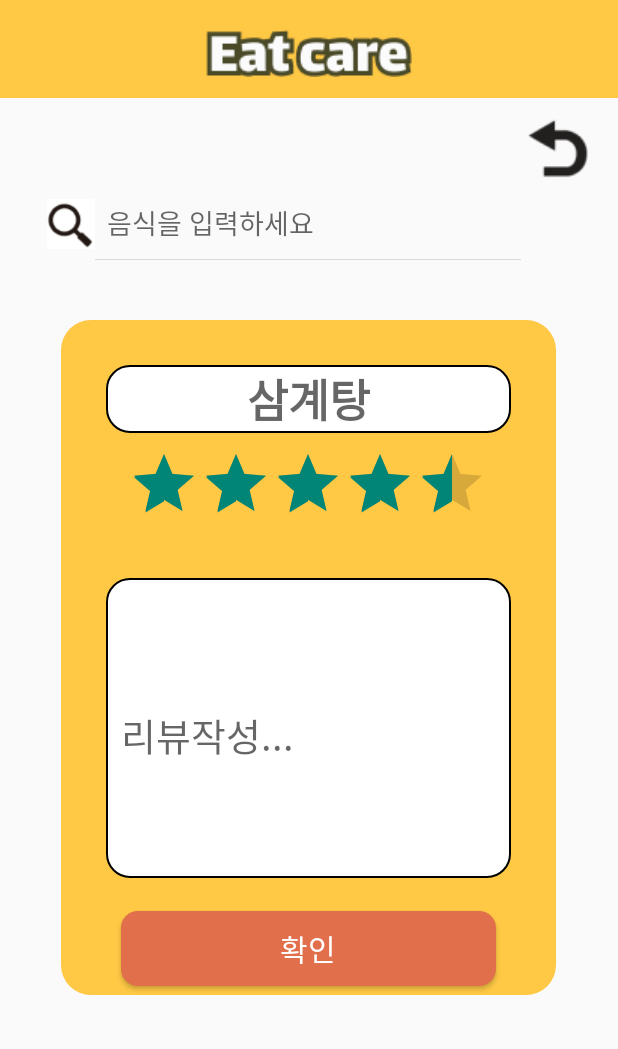
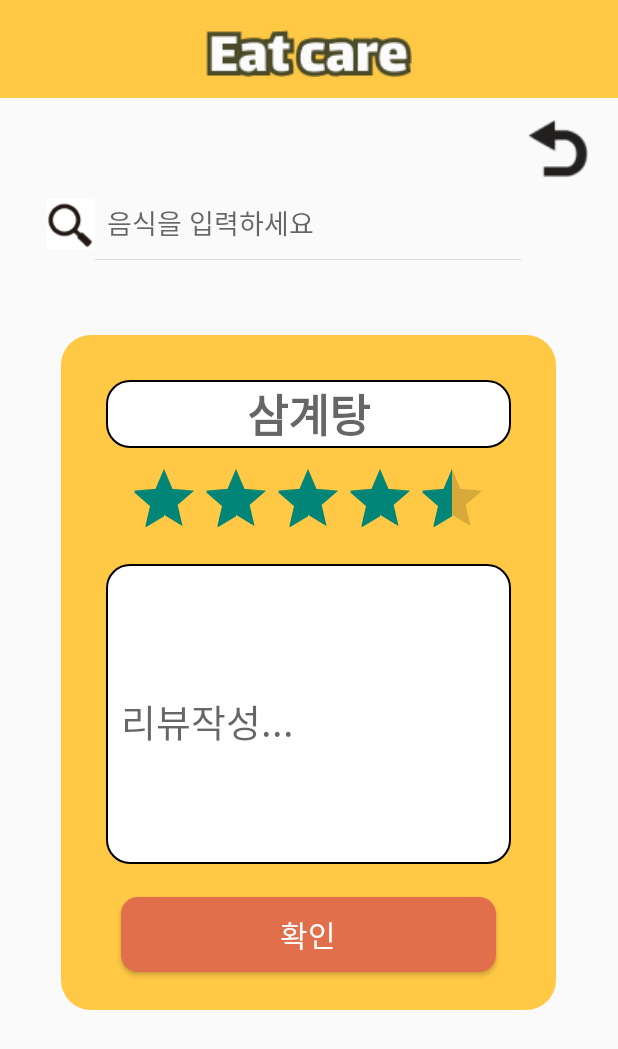
Before and after one commit to mirimSunwoo/Hyojason_Project, an Android app: the ReviewAddActivity screen opened directly, with no data from a screen before it, on a phone screen of 412 x 824 dp. Shown: the top 1049 px of the screen. Run offline under Robolectric (Android 15) with nearby library versions, the phone set to English and light mode, and no system bars.

Commit message:
reviewTB error고침(DatabaseInspector 항상켜두기 기능 선택)

```diff
--- a/app/src/main/java/kr/hs/emirim/sunw2311/hyojason_project/ReviewAddActivity.java
+++ b/app/src/main/java/kr/hs/emirim/sunw2311/hyojason_project/ReviewAddActivity.java
@@ -24,8 +24,7 @@ public class ReviewAddActivity extends AppCompatActivity {
     Button btnConfirm;
     EditText Name, Info;
     private RatingBar ratingBar;
-    private TextView Star;
-    float r_rating;
+    Float Star;
 
     @Override
     protected void onCreate(Bundle savedInstanceState) {
@@ -41,13 +40,11 @@ public class ReviewAddActivity extends AppCompatActivity {
         Info = findViewById(R.id.EditText_reviewInfo);
 
         ratingBar = findViewById(R.id.review_ratingBar);
-        Star=findViewById(R.id.review_textview);
 
         ratingBar.setOnRatingBarChangeListener(new RatingBar.OnRatingBarChangeListener() {
             @Override
             public void onRatingChanged(RatingBar ratingBar, float rating, boolean fromUser) {
-                Star.setText(""+rating);
-                r_rating = rating;
+                Star = rating;
             }
         });
         dbHelper = new MyDBHelper(this);
@@ -58,7 +55,7 @@ public class ReviewAddActivity extends AppCompatActivity {
                 db = dbHelper.getWritableDatabase();
                 db.execSQL("INSERT INTO reviewTB VALUES (" +
                         "'" + Name.getText().toString() + "' ,'"
-                        + r_rating + "' ,'"
+                        + Star + "' ,'"
                         + Info.getText().toString()  + "');");
                 db.close();
                 Toast.makeText(getApplicationContext(),"정상적으로 행이 삽입 되었습니다.",Toast.LENGTH_SHORT).show();
@@ -86,11 +83,11 @@ public class ReviewAddActivity extends AppCompatActivity {
     }
     public class MyDBHelper extends SQLiteOpenHelper {
         public MyDBHelper(Context context){
-            super(context,"reviewTB",null, 6);
+            super(context,"reviewTB",null, 8);
         }
         @Override
         public void onCreate(SQLiteDatabase db) {
-            db.execSQL("create table reviewTB(Name char(20), Star char(20) , Info char(100));");
+            db.execSQL("create table reviewTB(Name char(20), Star rear, Info char(100));");
         }
         @Override
         public void onUpgrade(SQLiteDatabase db, int i, int i1) {
--- a/app/src/main/res/layout/activity_review_add.xml
+++ b/app/src/main/res/layout/activity_review_add.xml
@@ -39,7 +39,7 @@
         android:layout_width="330dp"
         android:layout_height="450dp"
         android:layout_gravity="center"
-        android:layout_marginTop="40dp"
+        android:layout_marginTop="50dp"
         android:background="@drawable/setting_radius2"
         android:orientation="vertical">
 
@@ -68,12 +68,6 @@
             android:numStars="5"
             android:rating="4.5"
             android:stepSize="0.5" />
-        <TextView
-            android:id="@+id/review_textview"
-            android:layout_width="match_parent"
-            android:layout_height="wrap_content"
-            />
-
         <EditText
             android:id="@+id/EditText_reviewInfo"
             android:layout_width="match_parent"
```
